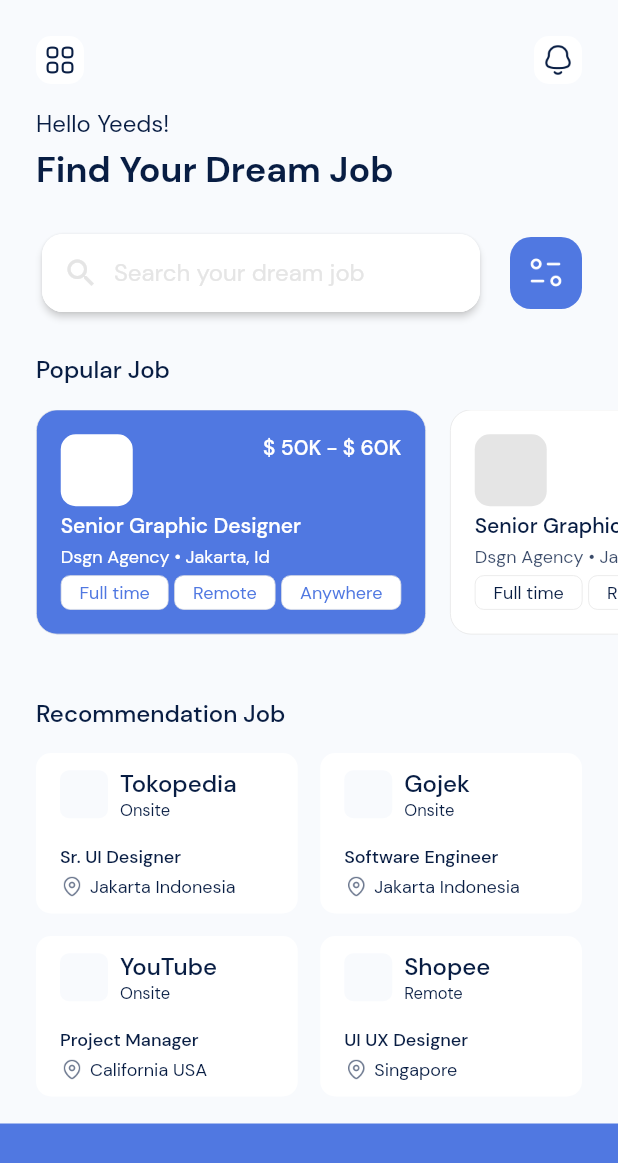
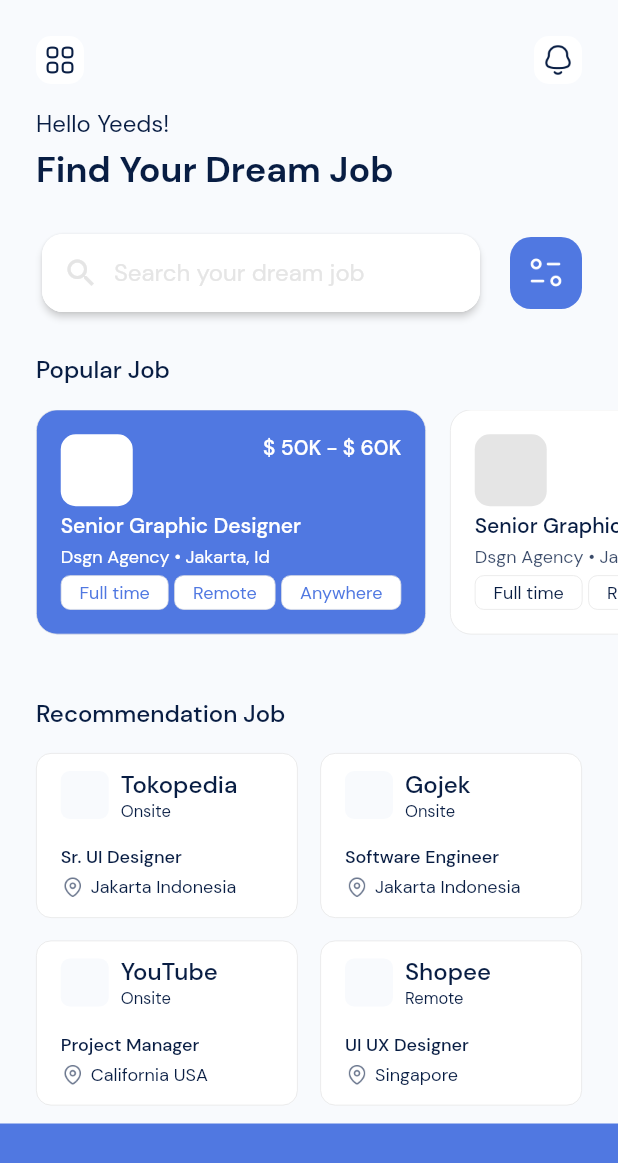
Before and after one commit to yayakyogi/job_finder, a Flutter app: the HomePage screen opened directly, on a phone screen of 412 x 824 dp. Shown: the top 1163 px of the screen. Run offline on Flutter 3.47's test engine with Material 2 defaults, Android fonts, the phone set to English and light mode, and no system bars.

Commit message:
add border

```diff
--- a/lib/widget/recomendation_job.dart
+++ b/lib/widget/recomendation_job.dart
@@ -21,10 +21,12 @@ class RecomendationJob extends StatelessWidget {
     return Flexible(
       flex: 1,
       child: Container(
-        height: 107,
+        height: 110,
         padding: const EdgeInsets.symmetric(horizontal: 16, vertical: 10),
         decoration: BoxDecoration(
-            color: whiteColor, borderRadius: BorderRadius.circular(10)),
+            color: whiteColor,
+            border: Border.all(width: 0.5, color: greyColor),
+            borderRadius: BorderRadius.circular(10)),
         child: Column(
           crossAxisAlignment: CrossAxisAlignment.start,
           children: [
```
